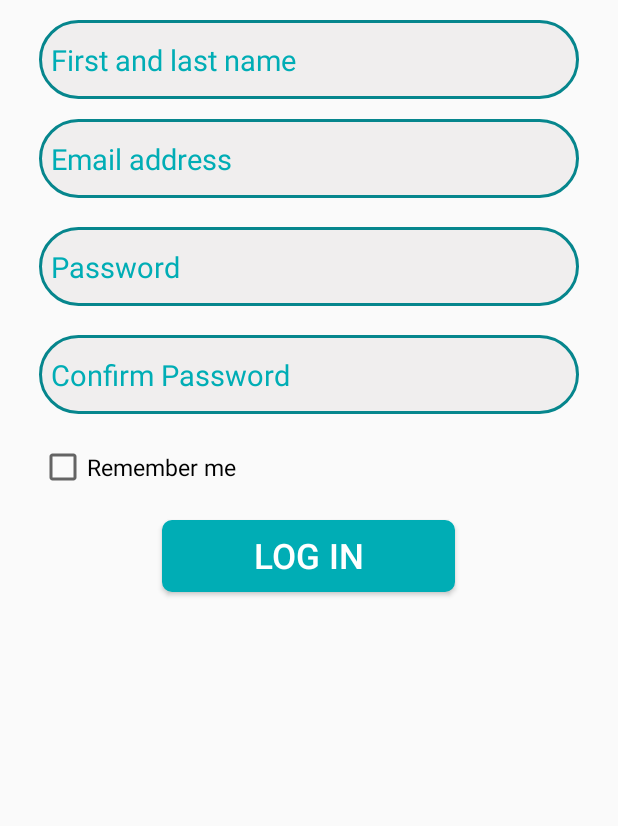
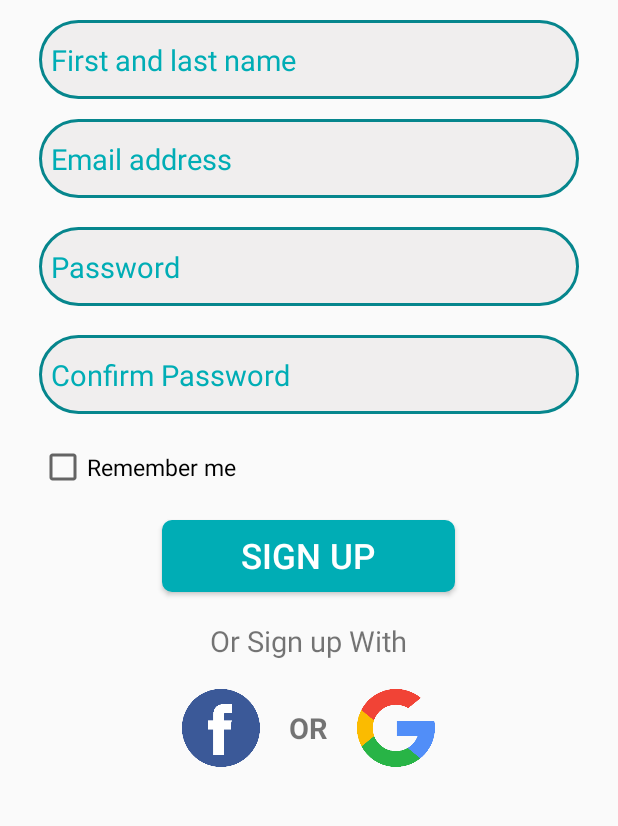
Before and after one commit to h4775346/Sakeny3, an Android app: the SignBuyerActivity screen opened directly, with no data from a screen before it, on a phone screen of 412 x 824 dp, the part 322-1148 px from its top. Run offline under Robolectric (Android 15) with nearby library versions, the phone set to English and light mode, and no system bars; our stand-ins replace sdp/ssp sizes.

Commit message:
Added Login Design File

```diff
--- a/app/src/main/res/layout/activity_sign_buyer.xml
+++ b/app/src/main/res/layout/activity_sign_buyer.xml
@@ -6,6 +6,9 @@
     android:layout_height="match_parent"
     tools:context=".SignBuyerActivity">
 
+    <ScrollView
+        android:layout_width="match_parent"
+        android:layout_height="match_parent">
         <RelativeLayout
             android:layout_width="match_parent"
             android:layout_height="match_parent">
@@ -118,7 +121,7 @@
                 android:layout_height="wrap_content"
                 android:paddingHorizontal="@dimen/_20sdp"
                 android:paddingVertical="@dimen/_2sdp"
-        android:text="Log in"
+                android:text="Sign Up"
                 android:textColor="#FFF"
                 android:background="@drawable/button"
 
@@ -139,7 +142,88 @@
 
                 />
 
+            <LinearLayout
+                android:layout_width="match_parent"
+                android:layout_height="wrap_content"
+                android:orientation="vertical"
+                android:layout_below="@id/btn_login"
+                android:layout_marginTop="@dimen/_15sdp"
+                android:gravity="center"
+                >
+
+                <TextView
+                    android:layout_width="wrap_content"
+                    android:layout_height="wrap_content"
+
+                    android:textSize="@dimen/_15sdp"
+                    android:text="Or Sign up With"
+
+
+
+
+                    />
+
+                <LinearLayout
+                    android:layout_width="match_parent"
+                    android:layout_height="wrap_content"
+
+                    android:orientation="horizontal"
+                    android:gravity="center"
+                    android:layout_marginTop="@dimen/_15sdp"
+                    >
+
+
+                    <androidx.appcompat.widget.AppCompatImageView
+                        android:id="@+id/facebook_login"
+                        android:layout_width="@dimen/_40sdp"
+                        android:layout_height="@dimen/_40sdp"
+                        android:layout_marginHorizontal="@dimen/_15sdp"
+
+
+                        android:src="@drawable/facebook"
+
+                        />
+                    <TextView
+
+                        android:layout_width="wrap_content"
+                        android:layout_height="wrap_content"
+
+                        android:text="Or"
+                        android:textStyle="bold"
+                        android:textAllCaps="true"
+
+
+                        android:textSize="@dimen/_15sdp"
+                        />
+
+
+                    <androidx.appcompat.widget.AppCompatImageView
+                        android:id="@+id/gmail_login"
+                        android:layout_width="@dimen/_40sdp"
+                        android:layout_height="@dimen/_40sdp"
+                        android:src="@drawable/google"
+                        android:layout_marginHorizontal="@dimen/_15sdp"
+
+
+                        />
+
+                </LinearLayout>
+
+                <View
+                    android:layout_width="match_parent"
+                    android:layout_height="@dimen/_30sdp"
+
+
+                    />
+
+            </LinearLayout>
+
+
         </RelativeLayout>
+
+    </ScrollView>
+
+
 
 
 
```
Also changed, not shown: app/src/main/res/layout/activity_sign_seller.xml (+38 -38 lines). Lines whose indentation alone changed are shown as unchanged.
